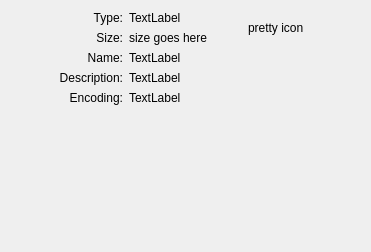
Before: the Qt Designer form messagecore/src/attachment/ui/attachmentpropertiesdialog_readonly.ui in KDE/messagelib, drawn with Qt 5.
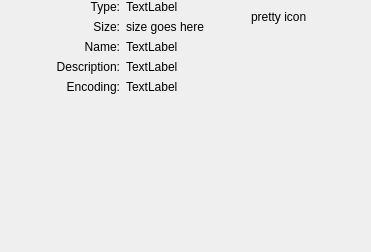
After: the same form once the commit is applied.

Commit message: Remove duplicate margin

What changed in the file:
```diff
--- a/messagecore/src/attachment/ui/attachmentpropertiesdialog_readonly.ui
+++ b/messagecore/src/attachment/ui/attachmentpropertiesdialog_readonly.ui
@@ -11,6 +11,18 @@
    </rect>
   </property>
   <layout class="QVBoxLayout" name="verticalLayout">
+   <property name="leftMargin">
+    <number>0</number>
+   </property>
+   <property name="topMargin">
+    <number>0</number>
+   </property>
+   <property name="rightMargin">
+    <number>0</number>
+   </property>
+   <property name="bottomMargin">
+    <number>0</number>
+   </property>
    <item>
     <layout class="QGridLayout" name="gridLayout">
      <item row="0" column="1">
```
The commit also changes 1 other file.
